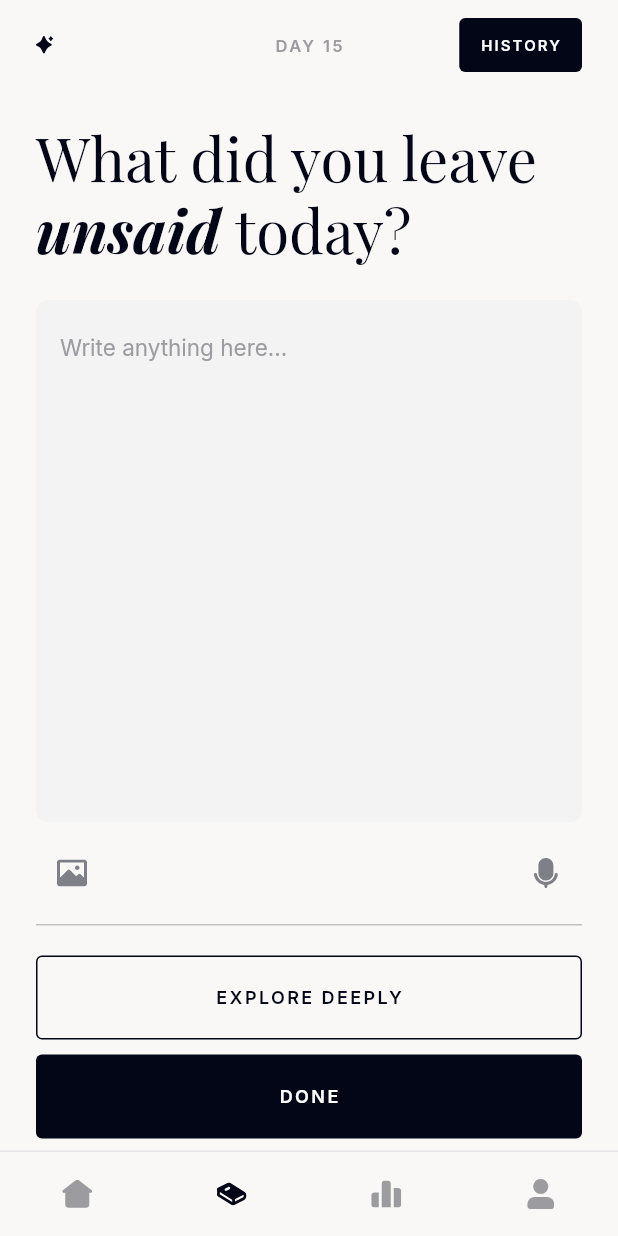
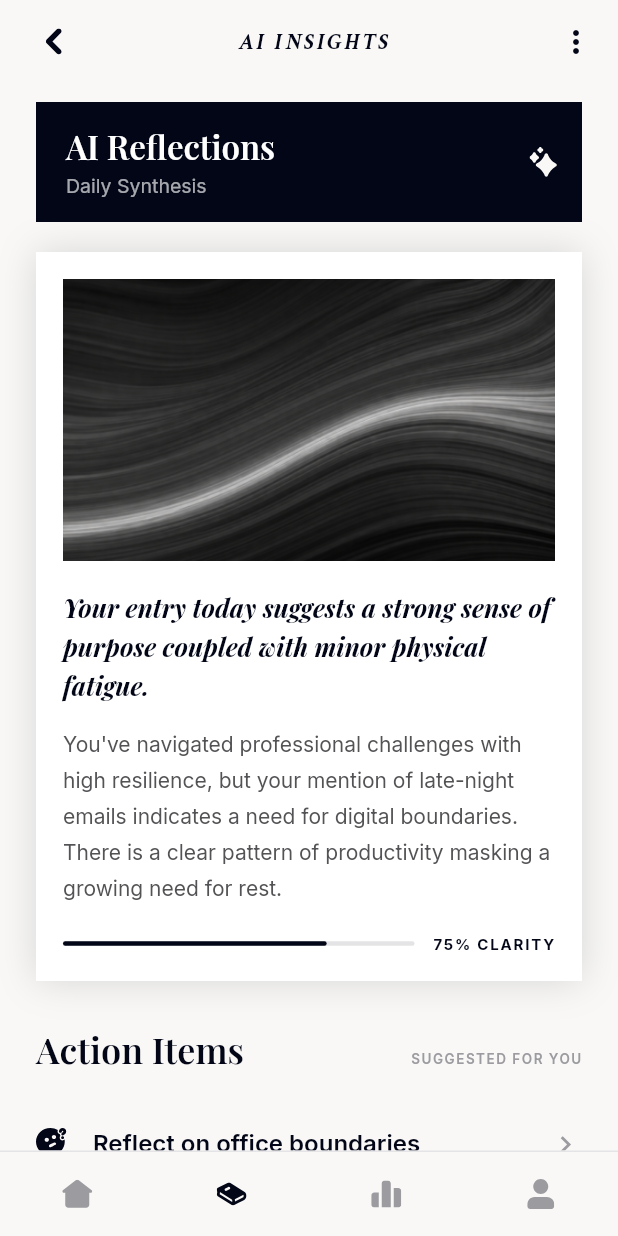
Before and after one commit to DphenomenalALU/jrnl_app, a Flutter app: the screen it shows after launch, item 2 of the bottom bar chosen, after a tap on "EXPLORE DEEPLY", on a phone screen of 412 x 824 dp. Run offline on Flutter 3.47's test engine with Material 3 defaults, Android fonts, the phone set to English and light mode, and no system bars; our stand-ins replace flutter_svg, google_fonts.

Commit message:
feat: add AI insights feature to journal screen and include new text style

```diff
--- /dev/null
+++ b/lib/screens/ai_insights_screen.dart
@@ -0,0 +1,510 @@
+import 'package:flutter/material.dart';
+import 'package:flutter_svg/flutter_svg.dart';
+
+import '../theme/app_colors.dart';
+import '../theme/app_text_styles.dart';
+
+/// Shown when the user taps **EXPLORE DEEPLY** on the journal screen.
+///
+/// When [onBack] is set, the back control calls it (e.g. embedded in [JournalScreen]
+/// so the main bottom nav stays visible). Otherwise [Navigator.maybePop] is used.
+class AiInsightsScreen extends StatelessWidget {
+  const AiInsightsScreen({super.key, this.onBack});
+
+  /// Prefer this over routing when the screen should sit above [JrnlBottomNav].
+  final VoidCallback? onBack;
+
+  @override
+  Widget build(BuildContext context) {
+    return Scaffold(
+      backgroundColor: AppColors.background,
+      body: SafeArea(
+        bottom: false,
+        child: Column(
+          crossAxisAlignment: CrossAxisAlignment.stretch,
+          children: [
+            _AiInsightsAppBar(onBack: onBack),
+            Expanded(
+              child: SingleChildScrollView(
+                padding: const EdgeInsets.fromLTRB(24, 8, 24, 24),
+                child: Column(
+                  crossAxisAlignment: CrossAxisAlignment.stretch,
+                  children: [
+                    const _AiReflectionsBanner(),
+                    const SizedBox(height: 20),
+                    const _InsightCard(),
+                    const SizedBox(height: 32),
+                    const _ActionItemsSection(),
+                    const SizedBox(height: 28),
+                    _SaveShareButtons(
+                      onSave: () {
+                        ScaffoldMessenger.of(context).showSnackBar(
+                          const SnackBar(content: Text('Saved to insights')),
+                        );
+                      },
+                      onShare: () {},
+                    ),
+                  ],
+                ),
+              ),
+            ),
+          ],
+        ),
+      ),
+    );
+  }
+}
+
+class _AiInsightsAppBar extends StatelessWidget {
+  const _AiInsightsAppBar({this.onBack});
+
+  final VoidCallback? onBack;
+
+  @override
+  Widget build(BuildContext context) {
+    return Padding(
+      padding: const EdgeInsets.fromLTRB(12, 4, 4, 8),
+      child: Row(
+        children: [
+          IconButton(
+            onPressed: () {
+              if (onBack != null) {
+                onBack!();
+              } else {
+                Navigator.of(context).maybePop();
+              }
+            },
+            padding: EdgeInsets.zero,
+            constraints: const BoxConstraints(
+              minWidth: 40,
+              minHeight: 40,
+            ),
+            icon: SvgPicture.asset(
+              'lib/assets/journal_icons/ai-insights-back.svg',
+              width: 10.8,
+              height: 18,
+              fit: BoxFit.contain,
+            ),
+            tooltip: 'Back',
+          ),
+          Expanded(
+            child: Text(
+              'AI INSIGHTS',
+              textAlign: TextAlign.center,
+              style: AppTextStyles.crimsonText(
+                fontSize: 15,
+                fontWeight: FontWeight.w700,
+                fontStyle: FontStyle.italic,
+                letterSpacing: 2.0,
+                color: AppColors.primary,
+                height: 1,
+              ),
+            ),
+          ),
+          IconButton(
+            onPressed: () {},
+            icon: const Icon(Icons.more_vert, color: AppColors.primary),
+            tooltip: 'More',
+          ),
+        ],
+      ),
+    );
+  }
+}
+
+class _AiReflectionsBanner extends StatelessWidget {
+  const _AiReflectionsBanner();
+
+  @override
+  Widget build(BuildContext context) {
+    return SizedBox(
+      height: 80,
+      child: Container(
+        width: double.infinity,
+        padding: const EdgeInsets.fromLTRB(20, 0, 16, 0),
+        decoration: const BoxDecoration(
+          color: AppColors.primary,
+        ),
+        child: Row(
+          crossAxisAlignment: CrossAxisAlignment.center,
+          children: [
+            Expanded(
+              child: Column(
+                crossAxisAlignment: CrossAxisAlignment.start,
+                mainAxisAlignment: MainAxisAlignment.center,
+                children: [
+                  Text(
+                    'AI Reflections',
+                    style: AppTextStyles.playfair(
+                      fontSize: 22,
+                      fontWeight: FontWeight.w600,
+                      color: Colors.white,
+                      height: 1.15,
+                    ),
+                  ),
+                  const SizedBox(height: 6),
+                  Text(
+                    'Daily Synthesis',
+                    style: AppTextStyles.inter(
+                      fontSize: 13,
+                      fontWeight: FontWeight.w400,
+                      color: Colors.white.withValues(alpha: 0.65),
+                      height: 1.2,
+                    ),
+                  ),
+                ],
+              ),
+            ),
+            SizedBox(
+              width: 19,
+              height: 20,
+              child: SvgPicture.asset(
+                'lib/assets/journal_icons/ai-reflections-magic.svg',
+                fit: BoxFit.contain,
+              ),
+            ),
+          ],
+        ),
+      ),
+    );
+  }
+}
+
+class _InsightCard extends StatelessWidget {
+  const _InsightCard();
+
+  static const double _innerPad = 18;
+
+  @override
+  Widget build(BuildContext context) {
+    return Container(
+      decoration: BoxDecoration(
+        color: Colors.white,
+        boxShadow: [
+          BoxShadow(
+            color: AppColors.primary.withValues(alpha: 0.14),
+            blurRadius: 20,
+            spreadRadius: 0,
+            offset: Offset.zero,
+          ),
+        ],
+      ),
+      clipBehavior: Clip.hardEdge,
+      child: Column(
+        crossAxisAlignment: CrossAxisAlignment.stretch,
+        children: [
+          Padding(
+            padding: const EdgeInsets.fromLTRB(
+              _innerPad,
+              _innerPad,
+              _innerPad,
+              0,
+            ),
+            child: SizedBox(
+              height: 188,
+              width: double.infinity,
+              child: Image.asset(
+                'lib/assets/ai-image.png',
+                fit: BoxFit.cover,
+                alignment: Alignment.center,
+              ),
+            ),
+          ),
+          Padding(
+            padding: const EdgeInsets.fromLTRB(
+              _innerPad,
+              _innerPad,
+              _innerPad,
+              20,
+            ),
+            child: Column(
+              crossAxisAlignment: CrossAxisAlignment.stretch,
+              children: [
+                Text(
+                  'Your entry today suggests a strong sense of purpose '
+                  'coupled with minor physical fatigue.',
+                  style: AppTextStyles.playfair(
+                    fontSize: 17,
+                    fontWeight: FontWeight.w700,
+                    fontStyle: FontStyle.italic,
+                    height: 1.52,
+                    color: AppColors.primary,
+                  ),
+                ),
+                const SizedBox(height: 14),
+                Text(
+                  "You've navigated professional challenges with high resilience, "
+                  'but your mention of late-night emails indicates a need for '
+                  'digital boundaries. There is a clear pattern of productivity '
+                  'masking a growing need for rest.',
+                  style: AppTextStyles.inter(
+                    fontSize: 14,
+                    fontWeight: FontWeight.w400,
+                    height: 1.72,
+                    color: AppColors.labelSecondary,
+                  ),
+                ),
+                const SizedBox(height: 20),
+                const _ClarityRow(clarity: 0.75),
+              ],
+            ),
+          ),
+        ],
+      ),
+    );
+  }
+}
+
+class _ClarityRow extends StatelessWidget {
+  const _ClarityRow({required this.clarity});
+
+  final double clarity;
+
+  @override
+  Widget build(BuildContext context) {
+    final p = clarity.clamp(0.0, 1.0);
+    final pct = (p * 100).round();
+    return Row(
+      children: [
+        Expanded(
+          child: Stack(
+            alignment: Alignment.centerLeft,
+            children: [
+              Container(
+                height: 3,
+                decoration: BoxDecoration(
+                  color: AppColors.divider,
+                  borderRadius: BorderRadius.circular(2),
+                ),
+              ),
+              FractionallySizedBox(
+                widthFactor: p,
+                child: Container(
+                  height: 3,
+                  decoration: BoxDecoration(
+                    color: AppColors.primary,
+                    borderRadius: BorderRadius.circular(2),
+                  ),
+                ),
+              ),
+            ],
+          ),
+        ),
+        const SizedBox(width: 12),
+        Text(
+          '$pct% CLARITY',
+          style: AppTextStyles.inter(
+            fontSize: 10,
+            fontWeight: FontWeight.w700,
+            letterSpacing: 1.2,
+            color: AppColors.primary,
+            height: 1,
+          ),
+        ),
+      ],
+    );
+  }
+}
+
+class _ActionItemsSection extends StatelessWidget {
+  const _ActionItemsSection();
+
+  @override
+  Widget build(BuildContext context) {
+    return Column(
+      crossAxisAlignment: CrossAxisAlignment.stretch,
+      children: [
+        Row(
+          crossAxisAlignment: CrossAxisAlignment.baseline,
+          textBaseline: TextBaseline.alphabetic,
+          children: [
+            Text(
+              'Action Items',
+              style: AppTextStyles.playfair(
+                fontSize: 24,
+                fontWeight: FontWeight.w600,
+                color: AppColors.primary,
+                height: 1.1,
+              ),
+            ),
+            const Spacer(),
+            Text(
+              'SUGGESTED FOR YOU',
+              style: AppTextStyles.inter(
+                fontSize: 9,
+                fontWeight: FontWeight.w600,
+                letterSpacing: 1.0,
+                color: AppColors.labelTertiary,
+                height: 1,
+              ),
+            ),
+          ],
+        ),
+        const SizedBox(height: 20),
+        _ActionTile(
+          leading: SvgPicture.asset(
+            'lib/assets/journal_icons/action-item-reflect.svg',
+            width: 21,
+            height: 19,
+            fit: BoxFit.contain,
+          ),
+          title: 'Reflect on office boundaries',
+          subtitle: 'Consider why you felt overwhelmed at work today.',
+        ),
+        const Divider(height: 1, color: AppColors.divider),
+        _ActionTile(
+          leading: SvgPicture.asset(
+            'lib/assets/journal_icons/action-item-resonance.svg',
+            width: 20,
+            height: 20,
+            fit: BoxFit.contain,
+          ),
+          title: '5-Minute Resonance',
+          subtitle: 'Try a short breathing exercise to reset your nervous system.',
+        ),
+        const Divider(height: 1, color: AppColors.divider),
+        _ActionTile(
+          leading: SvgPicture.asset(
+            'lib/assets/journal_icons/action-item-acknowledge.svg',
+            width: 19,
+            height: 20,
+            fit: BoxFit.contain,
+          ),
+          title: "Acknowledge a 'Win'",
+          subtitle: 'Journal briefly about one small success from this morning.',
+        ),
+        const Divider(height: 1, color: AppColors.divider),
+      ],
+    );
+  }
+}
+
+class _ActionTile extends StatelessWidget {
+  const _ActionTile({
+    required this.leading,
+    required this.title,
+    required this.subtitle,
+  });
+
+  final Widget leading;
+  final String title;
+  final String subtitle;
+
+  @override
+  Widget build(BuildContext context) {
+    return InkWell(
+      onTap: () {},
+      child: Padding(
+        padding: const EdgeInsets.symmetric(vertical: 20),
+        child: Row(
+          crossAxisAlignment: CrossAxisAlignment.start,
+          children: [
+            SizedBox(
+              width: 24,
+              height: 24,
+              child: Align(
+                alignment: Alignment.topLeft,
+                child: leading,
+              ),
+            ),
+            const SizedBox(width: 14),
+            Expanded(
+              child: Column(
+                crossAxisAlignment: CrossAxisAlignment.start,
+                children: [
+                  Text(
+                    title,
+                    style: AppTextStyles.inter(
+                      fontSize: 16,
+                      fontWeight: FontWeight.w600,
+                      color: AppColors.primary,
+                      height: 1.28,
+                    ),
+                  ),
+                  const SizedBox(height: 6),
+                  Text(
+                    subtitle,
+                    style: AppTextStyles.inter(
+                      fontSize: 14,
+                      fontWeight: FontWeight.w400,
+                      height: 1.5,
+                      color: AppColors.labelSecondary,
+                    ),
+                  ),
+                ],
+              ),
+            ),
+            const Icon(
+              Icons.chevron_right,
+              color: AppColors.labelTertiary,
+              size: 22,
+            ),
+          ],
+        ),
+      ),
+    );
+  }
+}
+
+class _SaveShareButtons extends StatelessWidget {
+  const _SaveShareButtons({
+    required this.onSave,
+    required this.onShare,
+  });
+
+  final VoidCallback onSave;
+  final VoidCallback onShare;
+
+  @override
+  Widget build(BuildContext context) {
+    return Column(
+      crossAxisAlignment: CrossAxisAlignment.stretch,
+      children: [
+        FilledButton(
+          onPressed: onSave,
+          style: FilledButton.styleFrom(
+            backgroundColor: AppColors.primary,
+            foregroundColor: Colors.white,
+            padding: const EdgeInsets.symmetric(vertical: 20),
+            shape: RoundedRectangleBorder(
+              borderRadius: BorderRadius.circular(6),
+            ),
+          ),
+          child: Text(
+            'SAVE TO INSIGHTS',
+            style: AppTextStyles.inter(
+              fontSize: 12,
+              fontWeight: FontWeight.w600,
+              letterSpacing: 1.4,
+              color: Colors.white,
+              height: 1,
+            ),
+          ),
+        ),
+        const SizedBox(height: 12),
+        OutlinedButton(
+          onPressed: onShare,
+          style: OutlinedButton.styleFrom(
+            foregroundColor: AppColors.primary,
+            side: const BorderSide(color: AppColors.primary, width: 1),
+            backgroundColor: AppColors.background,
+            padding: const EdgeInsets.symmetric(vertical: 20),
+            shape: RoundedRectangleBorder(
+              borderRadius: BorderRadius.circular(6),
+            ),
+          ),
+          child: Text(
+            'SHARE WITH THERAPIST',
+            style: AppTextStyles.inter(
+              fontSize: 12,
+              fontWeight: FontWeight.w600,
+              letterSpacing: 1.4,
+              color: AppColors.primary,
+              height: 1,
+            ),
+          ),
+        ),
+      ],
+    );
+  }
+}
--- a/lib/screens/journal_screen.dart
+++ b/lib/screens/journal_screen.dart
@@ -5,6 +5,7 @@ import 'package:flutter_svg/flutter_svg.dart';
 
 import '../theme/app_colors.dart';
 import '../theme/app_text_styles.dart';
+import 'ai_insights_screen.dart';
 import 'entry_summary_screen.dart';
 
 /// Matches waveform track + pill vertical padding in [_VoiceJournalCard].
@@ -38,6 +39,7 @@ class _JournalScreenState extends State<JournalScreen>
   late final AnimationController _waveCtrl;
 
   bool _voiceMode = false;
+  bool _showAiInsights = false;
 
   @override
   void initState() {
@@ -76,8 +78,18 @@ class _JournalScreenState extends State<JournalScreen>
     );
   }
 
+  void _onExploreDeeply() {
+    setState(() => _showAiInsights = true);
+  }
+
   @override
   Widget build(BuildContext context) {
+    if (_showAiInsights) {
+      return AiInsightsScreen(
+        onBack: () => setState(() => _showAiInsights = false),
+      );
+    }
+
     return ColoredBox(
       color: AppColors.background,
       child: SafeArea(
@@ -105,7 +117,7 @@ class _JournalScreenState extends State<JournalScreen>
               const SizedBox(height: 8),
               _OutlineCta(
                 label: 'EXPLORE DEEPLY',
-                onPressed: () {},
+                onPressed: _onExploreDeeply,
               ),
               const SizedBox(height: 10),
               _FilledCta(
--- a/lib/theme/app_text_styles.dart
+++ b/lib/theme/app_text_styles.dart
@@ -44,4 +44,24 @@ abstract final class AppTextStyles {
       decorationColor: Colors.transparent,
     );
   }
+
+  static TextStyle crimsonText({
+    double fontSize = 16,
+    FontWeight fontWeight = FontWeight.w400,
+    FontStyle fontStyle = FontStyle.normal,
+    Color color = AppColors.primary,
+    double height = 1.25,
+    double letterSpacing = 0,
+  }) {
+    return GoogleFonts.crimsonText(
+      fontSize: fontSize,
+      fontWeight: fontWeight,
+      fontStyle: fontStyle,
+      color: color,
+      height: height,
+      letterSpacing: letterSpacing,
+      decoration: TextDecoration.none,
+      decorationColor: Colors.transparent,
+    );
+  }
 }
--- a/pubspec.yaml
+++ b/pubspec.yaml
@@ -62,6 +62,7 @@ flutter:
 
   assets:
     - lib/assets/jrnl-logo.svg
+    - lib/assets/ai-image.png
     - lib/assets/navbar_icons/
     - lib/assets/journal_icons/
 
```
Also changed, not shown: lib/assets/ai-image.png (added), lib/assets/journal_icons/action-item-acknowledge.svg (added), lib/assets/journal_icons/action-item-reflect.svg (added), lib/assets/journal_icons/action-item-resonance.svg (added), lib/assets/journal_icons/ai-insights-back.svg (added), lib/assets/journal_icons/ai-reflections-magic.svg (added).
